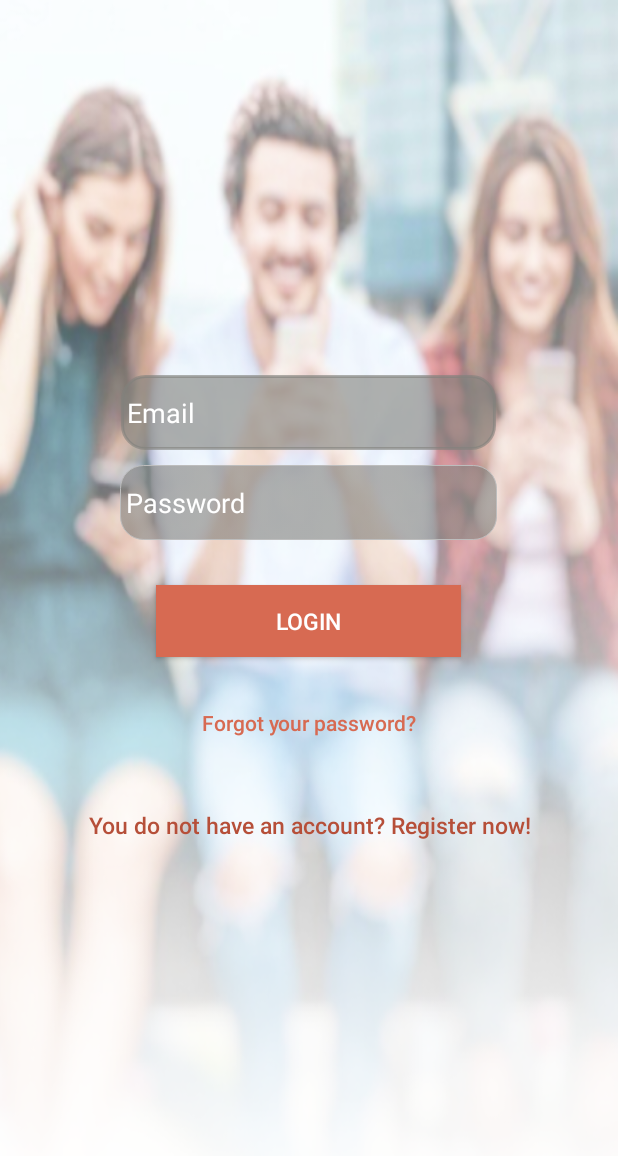
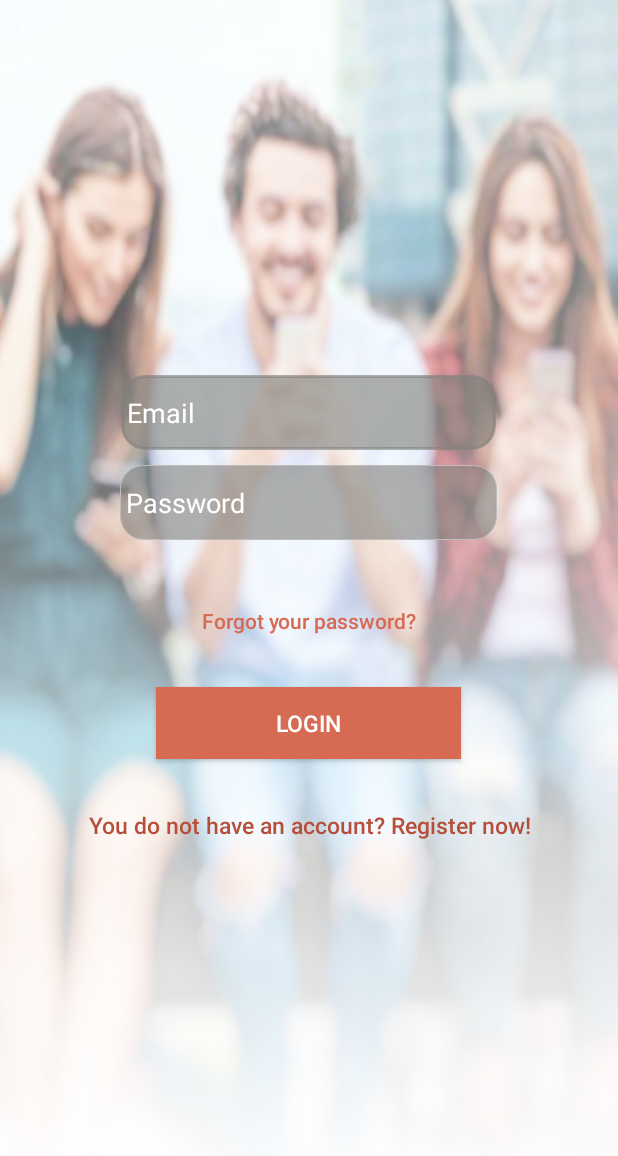
Before and after one commit to mlazana/addMe-Android, an Android app: the screen it shows after launch (LoginActivity), on a phone screen of 412 x 824 dp. Shown: the top 1156 px of the screen. Run offline under Robolectric (Android 15) with nearby library versions, the phone set to English and light mode, and no system bars; our stand-ins replace Firebase (no records; nobody signed in at launch, a user with empty details on screens opened directly).

Commit message:
change text positions in activity_login.xml

```diff
--- a/app/src/main/res/layout/activity_login.xml
+++ b/app/src/main/res/layout/activity_login.xml
@@ -44,6 +44,16 @@
         <!-- Login Button -->
 
         <Button
+            android:id="@+id/btn_reset_password"
+            android:layout_width="fill_parent"
+            android:layout_height="wrap_content"
+            android:layout_marginTop="20dip"
+            android:background="@null"
+            android:text="@string/btn_forgot_password"
+            android:textAllCaps="false"
+            android:textColor="@color/colorAccent" />
+
+        <Button
             android:id="@+id/btn_login"
             android:layout_width="203dp"
             android:layout_height="wrap_content"
@@ -52,16 +62,6 @@
             android:text="@string/btn_login"
             android:textSize="15dp"
             android:textColor="@android:color/white" />
-
-        <Button
-            android:id="@+id/btn_reset_password"
-            android:layout_width="fill_parent"
-            android:layout_height="wrap_content"
-            android:layout_marginTop="20dip"
-            android:background="@null"
-            android:text="@string/btn_forgot_password"
-            android:textAllCaps="false"
-            android:textColor="@color/colorAccent" />
 
         <!-- Link to Login Screen -->
 
```
